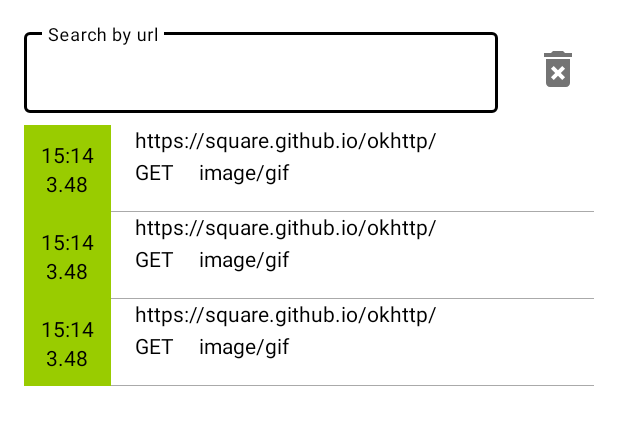
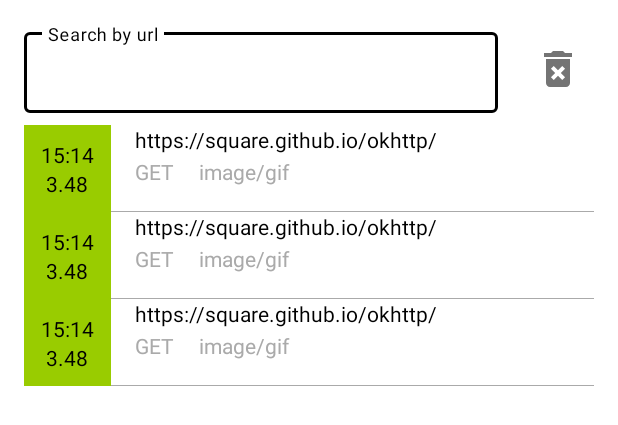
Before and after one commit to mertsalovda/NetLog, an Android app: the layout fragment_netlog_dialog_list_dialog.xml on its own in the app's theme, with its tools: preview values and no code run, on a phone screen of 412 x 824 dp. Shown: the top 425 px of the screen. Run offline under Robolectric (Android 15) with nearby library versions, the phone set to English and light mode, and no system bars.

Commit message:
fixed layout

```diff
--- /dev/null
+++ b/library/src/main/res/drawable/ic_baseline_clear_24.xml
@@ -0,0 +1,10 @@
+<vector xmlns:android="http://schemas.android.com/apk/res/android"
+    android:width="24dp"
+    android:height="24dp"
+    android:viewportWidth="24"
+    android:viewportHeight="24"
+    android:tint="?attr/colorControlNormal">
+  <path
+      android:fillColor="@android:color/black"
+      android:pathData="M19,6.41L17.59,5 12,10.59 6.41,5 5,6.41 10.59,12 5,17.59 6.41,19 12,13.41 17.59,19 19,17.59 13.41,12z"/>
+</vector>
--- a/library/src/main/res/layout/fragment_netlog_dialog_list_dialog.xml
+++ b/library/src/main/res/layout/fragment_netlog_dialog_list_dialog.xml
@@ -15,15 +15,19 @@
         android:hint="@string/hint_search"
         android:paddingStart="16dp"
         android:paddingEnd="16dp"
-        app:endIconDrawable="@android:drawable/ic_menu_close_clear_cancel"
+        app:endIconDrawable="@drawable/ic_baseline_clear_24"
         app:endIconMode="clear_text"
-        app:layout_constraintEnd_toStartOf="@+id/clearBtn"
+        app:endIconTint="@android:color/black"
+        app:layout_constraintEnd_toStartOf="@id/clearBtn"
         app:layout_constraintStart_toStartOf="parent"
         app:layout_constraintTop_toTopOf="parent">
 
         <com.google.android.material.textfield.TextInputEditText
             android:id="@+id/search"
             style="@style/NetLogSearchTextView"
+            android:maxLines="1"
+            android:inputType="textImeMultiLine"
+            android:imeOptions="actionDone"
             android:layout_width="match_parent"
             android:layout_height="wrap_content" />
     </com.google.android.material.textfield.TextInputLayout>
--- a/library/src/main/res/layout/item_netlog.xml
+++ b/library/src/main/res/layout/item_netlog.xml
@@ -67,7 +67,7 @@
         android:layout_height="wrap_content"
         android:layout_marginStart="16dp"
         android:layout_marginBottom="16dp"
-        style="@style/NetLogTextStyle"
+        style="@style/NetLogTextSubtitleStyle"
         tools:text="GET"
         app:layout_constraintBottom_toBottomOf="parent"
         app:layout_constraintStart_toEndOf="@id/codeColor"
@@ -78,7 +78,7 @@
         android:layout_width="0dp"
         android:layout_height="wrap_content"
         android:layout_marginStart="16dp"
-        style="@style/NetLogTextStyle"
+        style="@style/NetLogTextSubtitleStyle"
         tools:text="image/gif"
         android:layout_marginEnd="16dp"
         app:layout_constraintBottom_toBottomOf="@id/method"
--- a/library/src/main/res/values/themes.xml
+++ b/library/src/main/res/values/themes.xml
@@ -5,6 +5,10 @@
 
     <style name="NetLogTextStyle" parent="Widget.MaterialComponents.TextView">
         <item name="android:textColor">@android:color/black</item>
+    </style>
+
+    <style name="NetLogTextSubtitleStyle" parent="Widget.MaterialComponents.TextView">
+        <item name="android:textColor">@android:color/darker_gray</item>
     </style>
 
     <style name="NetLogSearchTextViewLayout" parent="Widget.MaterialComponents.TextInputLayout.OutlinedBox">
```
